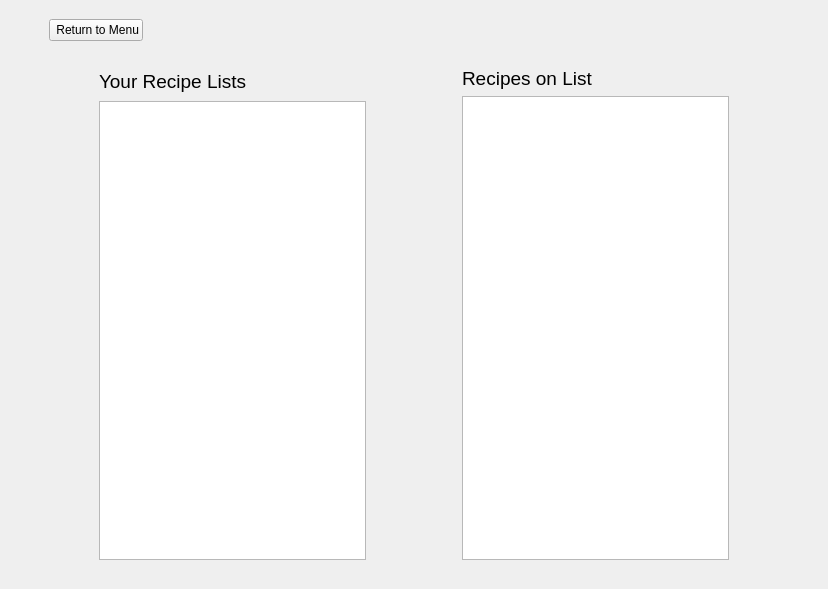
Old version of the form UI/ManageListsWindow.ui in the repository ckonz528/ArugulaProjectV2.
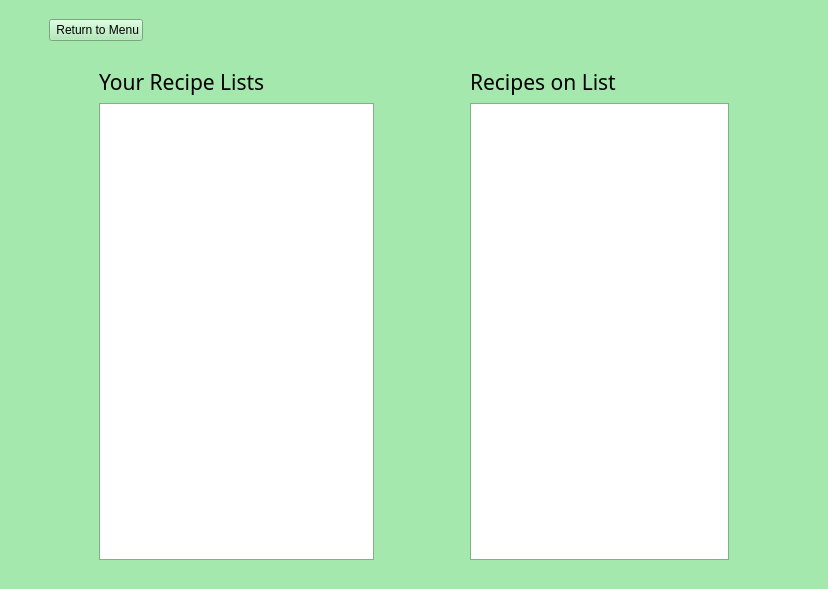
New version of the form. Icons and pictures are not drawn.

Commit message: Modified existing windows to match theme

What changed in the file:
```diff
--- a/UI/ManageListsWindow.ui
+++ b/UI/ManageListsWindow.ui
@@ -10,6 +10,421 @@
     <height>589</height>
    </rect>
   </property>
+  <property name="palette">
+   <palette>
+    <active>
+     <colorrole role="WindowText">
+      <brush brushstyle="SolidPattern">
+       <color alpha="255">
+        <red>0</red>
+        <green>0</green>
+        <blue>0</blue>
+       </color>
+      </brush>
+     </colorrole>
+     <colorrole role="Button">
+      <brush brushstyle="SolidPattern">
+       <color alpha="255">
+        <red>165</red>
+        <green>232</green>
+        <blue>173</blue>
+       </color>
+      </brush>
+     </colorrole>
+     <colorrole role="Light">
+      <brush brushstyle="SolidPattern">
+       <color alpha="255">
+        <red>255</red>
+        <green>255</green>
+        <blue>255</blue>
+       </color>
+      </brush>
+     </colorrole>
+     <colorrole role="Midlight">
+      <brush brushstyle="SolidPattern">
+       <color alpha="255">
+        <red>210</red>
+        <green>243</green>
+        <blue>214</blue>
+       </color>
+      </brush>
+     </colorrole>
+     <colorrole role="Dark">
+      <brush brushstyle="SolidPattern">
+       <color alpha="255">
+        <red>82</red>
+        <green>116</green>
+        <blue>86</blue>
+       </color>
+      </brush>
+     </colorrole>
+     <colorrole role="Mid">
+      <brush brushstyle="SolidPattern">
+       <color alpha="255">
+        <red>110</red>
+        <green>155</green>
+        <blue>115</blue>
+       </color>
+      </brush>
+     </colorrole>
+     <colorrole role="Text">
+      <brush brushstyle="SolidPattern">
+       <color alpha="255">
+        <red>0</red>
+        <green>0</green>
+        <blue>0</blue>
+       </color>
+      </brush>
+     </colorrole>
+     <colorrole role="BrightText">
+      <brush brushstyle="SolidPattern">
+       <color alpha="255">
+        <red>255</red>
+        <green>255</green>
+        <blue>255</blue>
+       </color>
+      </brush>
+     </colorrole>
+     <colorrole role="ButtonText">
+      <brush brushstyle="SolidPattern">
+       <color alpha="255">
+        <red>0</red>
+        <green>0</green>
+        <blue>0</blue>
+       </color>
+      </brush>
+     </colorrole>
+     <colorrole role="Base">
+      <brush brushstyle="SolidPattern">
+       <color alpha="255">
+        <red>255</red>
+        <green>255</green>
+        <blue>255</blue>
+       </color>
+      </brush>
+     </colorrole>
+     <colorrole role="Window">
+      <brush brushstyle="SolidPattern">
+       <color alpha="255">
+        <red>165</red>
+        <green>232</green>
+        <blue>173</blue>
+       </color>
+      </brush>
+     </colorrole>
+     <colorrole role="Shadow">
+      <brush brushstyle="SolidPattern">
+       <color alpha="255">
+        <red>0</red>
+        <green>0</green>
+        <blue>0</blue>
+       </color>
+      </brush>
+     </colorrole>
+     <colorrole role="AlternateBase">
+      <brush brushstyle="SolidPattern">
+       <color alpha="255">
+        <red>210</red>
+        <green>243</green>
+        <blue>214</blue>
+       </color>
+      </brush>
+     </colorrole>
+     <colorrole role="ToolTipBase">
+      <brush brushstyle="SolidPattern">
+       <color alpha="255">
+        <red>255</red>
+        <green>255</green>
+        <blue>220</blue>
+       </color>
+      </brush>
+     </colorrole>
+     <colorrole role="ToolTipText">
+      <brush brushstyle="SolidPattern">
+       <color alpha="255">
+        <red>0</red>
+        <green>0</green>
+        <blue>0</blue>
+       </color>
+      </brush>
+     </colorrole>
+    </active>
+    <inactive>
+     <colorrole role="WindowText">
+      <brush brushstyle="SolidPattern">
+       <color alpha="255">
+        <red>0</red>
+        <green>0</green>
+        <blue>0</blue>
+       </color>
+      </brush>
+     </colorrole>
+     <colorrole role="Button">
+      <brush brushstyle="SolidPattern">
+       <color alpha="255">
+        <red>165</red>
+        <green>232</green>
+        <blue>173</blue>
+       </color>
+      </brush>
+     </colorrole>
+     <colorrole role="Light">
+      <brush brushstyle="SolidPattern">
+       <color alpha="255">
+        <red>255</red>
+        <green>255</green>
+        <blue>255</blue>
+       </color>
+      </brush>
+     </colorrole>
+     <colorrole role="Midlight">
+      <brush brushstyle="SolidPattern">
+       <color alpha="255">
+        <red>210</red>
+        <green>243</green>
+        <blue>214</blue>
+       </color>
+      </brush>
+     </colorrole>
+     <colorrole role="Dark">
+      <brush brushstyle="SolidPattern">
+       <color alpha="255">
+        <red>82</red>
+        <green>116</green>
+        <blue>86</blue>
+       </color>
+      </brush>
+     </colorrole>
+     <colorrole role="Mid">
+      <brush brushstyle="SolidPattern">
+       <color alpha="255">
+        <red>110</red>
+        <green>155</green>
+        <blue>115</blue>
+       </color>
+      </brush>
+     </colorrole>
+     <colorrole role="Text">
+      <brush brushstyle="SolidPattern">
+       <color alpha="255">
+        <red>0</red>
+        <green>0</green>
+        <blue>0</blue>
+       </color>
+      </brush>
+     </colorrole>
+     <colorrole role="BrightText">
+      <brush brushstyle="SolidPattern">
+       <color alpha="255">
+        <red>255</red>
+        <green>255</green>
+        <blue>255</blue>
+       </color>
+      </brush>
+     </colorrole>
+     <colorrole role="ButtonText">
+      <brush brushstyle="SolidPattern">
+       <color alpha="255">
+        <red>0</red>
+        <green>0</green>
+        <blue>0</blue>
+       </color>
+      </brush>
+     </colorrole>
+     <colorrole role="Base">
+      <brush brushstyle="SolidPattern">
+       <color alpha="255">
+        <red>255</red>
+        <green>255</green>
+        <blue>255</blue>
+       </color>
+      </brush>
+     </colorrole>
+     <colorrole role="Window">
+      <brush brushstyle="SolidPattern">
+       <color alpha="255">
+        <red>165</red>
+        <green>232</green>
+        <blue>173</blue>
+       </color>
+      </brush>
+     </colorrole>
+     <colorrole role="Shadow">
+      <brush brushstyle="SolidPattern">
+       <color alpha="255">
+        <red>0</red>
+        <green>0</green>
+        <blue>0</blue>
+       </color>
+      </brush>
+     </colorrole>
+     <colorrole role="AlternateBase">
+      <brush brushstyle="SolidPattern">
+       <color alpha="255">
+        <red>210</red>
+        <green>243</green>
+        <blue>214</blue>
+       </color>
+      </brush>
+     </colorrole>
+     <colorrole role="ToolTipBase">
+      <brush brushstyle="SolidPattern">
+       <color alpha="255">
+        <red>255</red>
+        <green>255</green>
+        <blue>220</blue>
+       </color>
+      </brush>
+     </colorrole>
+     <colorrole role="ToolTipText">
+      <brush brushstyle="SolidPattern">
+       <color alpha="255">
+        <red>0</red>
+        <green>0</green>
+        <blue>0</blue>
+       </color>
+      </brush>
+     </colorrole>
+    </inactive>
+    <disabled>
+     <colorrole role="WindowText">
+      <brush brushstyle="SolidPattern">
+       <color alpha="255">
+        <red>82</red>
+        <green>116</green>
+        <blue>86</blue>
+       </color>
+      </brush>
+     </colorrole>
+     <colorrole role="Button">
+      <brush brushstyle="SolidPattern">
+       <color alpha="255">
+        <red>165</red>
+        <green>232</green>
+        <blue>173</blue>
+       </color>
+      </brush>
+     </colorrole>
+     <colorrole role="Light">
+      <brush brushstyle="SolidPattern">
+       <color alpha="255">
+        <red>255</red>
+        <green>255</green>
+        <blue>255</blue>
+       </color>
+      </brush>
+     </colorrole>
+     <colorrole role="Midlight">
+      <brush brushstyle="SolidPattern">
+       <color alpha="255">
+        <red>210</red>
+        <green>243</green>
+        <blue>214</blue>
+       </color>
+      </brush>
+     </colorrole>
+     <colorrole role="Dark">
+      <brush brushstyle="SolidPattern">
+       <color alpha="255">
+        <red>82</red>
+        <green>116</green>
+        <blue>86</blue>
+       </color>
+      </brush>
+     </colorrole>
+     <colorrole role="Mid">
+      <brush brushstyle="SolidPattern">
+       <color alpha="255">
+        <red>110</red>
+        <green>155</green>
+        <blue>115</blue>
+       </color>
+      </brush>
+     </colorrole>
+     <colorrole role="Text">
+      <brush brushstyle="SolidPattern">
+       <color alpha="255">
+        <red>82</red>
+        <green>116</green>
+        <blue>86</blue>
+       </color>
+      </brush>
+     </colorrole>
+     <colorrole role="BrightText">
+      <brush brushstyle="SolidPattern">
+       <color alpha="255">
+        <red>255</red>
+        <green>255</green>
+        <blue>255</blue>
+       </color>
+      </brush>
+     </colorrole>
+     <colorrole role="ButtonText">
+      <brush brushstyle="SolidPattern">
+       <color alpha="255">
+        <red>82</red>
+        <green>116</green>
+        <blue>86</blue>
+       </color>
+      </brush>
+     </colorrole>
+     <colorrole role="Base">
+      <brush brushstyle="SolidPattern">
+       <color alpha="255">
+        <red>165</red>
+        <green>232</green>
+        <blue>173</blue>
+       </color>
+      </brush>
+     </colorrole>
+     <colorrole role="Window">
+      <brush brushstyle="SolidPattern">
+       <color alpha="255">
+        <red>165</red>
+        <green>232</green>
+        <blue>173</blue>
+       </color>
+      </brush>
+     </colorrole>
+     <colorrole role="Shadow">
+      <brush brushstyle="SolidPattern">
+       <color alpha="255">
+        <red>0</red>
+        <green>0</green>
+        <blue>0</blue>
+       </color>
+      </brush>
+     </colorrole>
+     <colorrole role="AlternateBase">
+      <brush brushstyle="SolidPattern">
+       <color alpha="255">
+        <red>165</red>
+        <green>232</green>
+        <blue>173</blue>
+       </color>
+      </brush>
+     </colorrole>
+     <colorrole role="ToolTipBase">
+      <brush brushstyle="SolidPattern">
+       <color alpha="255">
+        <red>255</red>
+        <green>255</green>
+        <blue>220</blue>
+       </color>
+      </brush>
+     </colorrole>
+     <colorrole role="ToolTipText">
+      <brush brushstyle="SolidPattern">
+       <color alpha="255">
+        <red>0</red>
+        <green>0</green>
+        <blue>0</blue>
+       </color>
+      </brush>
+     </colorrole>
+    </disabled>
+   </palette>
+  </property>
   <property name="windowTitle">
    <string>Arugula Project - Manage Lists</string>
   </property>
@@ -25,7 +440,7 @@
        <enum>Qt::Vertical</enum>
       </property>
       <property name="sizeType">
-       <enum>QSizePolicy::Maximum</enum>
+       <enum>QSizePolicy::Fixed</enum>
       </property>
       <property name="sizeHint" stdset="0">
        <size>
@@ -136,7 +551,8 @@
            <widget class="QLabel" name="lblYourRecipeLists">
             <property name="font">
              <font>
-              <pointsize>14</pointsize>
+              <family>Budidaya</family>
+              <pointsize>16</pointsize>
              </font>
             </property>
             <property name="text">
@@ -171,8 +587,8 @@
             </property>
             <property name="iconSize">
              <size>
-              <width>20</width>
-              <height>20</height>
+              <width>16</width>
+              <height>16</height>
              </size>
             </property>
             <property name="flat">
@@ -194,8 +610,8 @@
             </property>
             <property name="iconSize">
              <size>
-              <width>20</width>
-              <height>20</height>
+              <width>16</width>
+              <height>16</height>
              </size>
             </property>
             <property name="flat">
@@ -216,6 +632,9 @@
           <property name="toolTip">
            <string>Recipe lists</string>
           </property>
+          <property name="alternatingRowColors">
+           <bool>true</bool>
+          </property>
          </widget>
         </item>
        </layout>
@@ -244,7 +663,8 @@
            <widget class="QLabel" name="lblRecipesOnList">
             <property name="font">
              <font>
-              <pointsize>14</pointsize>
+              <family>Budidaya</family>
+              <pointsize>16</pointsize>
              </font>
             </property>
             <property name="text">
@@ -279,8 +699,8 @@
             </property>
             <property name="iconSize">
              <size>
-              <width>20</width>
-              <height>20</height>
+              <width>16</width>
+              <height>16</height>
              </size>
             </property>
             <property name="flat">
@@ -301,6 +721,9 @@
           <property name="toolTip">
            <string>Ingredients for selected list</string>
           </property>
+          <property name="alternatingRowColors">
+           <bool>true</bool>
+          </property>
          </widget>
         </item>
        </layout>
@@ -329,7 +752,7 @@
        <enum>Qt::Vertical</enum>
       </property>
       <property name="sizeType">
-       <enum>QSizePolicy::Maximum</enum>
+       <enum>QSizePolicy::Fixed</enum>
       </property>
       <property name="sizeHint" stdset="0">
        <size>
```
The commit also changes 1 other file.
